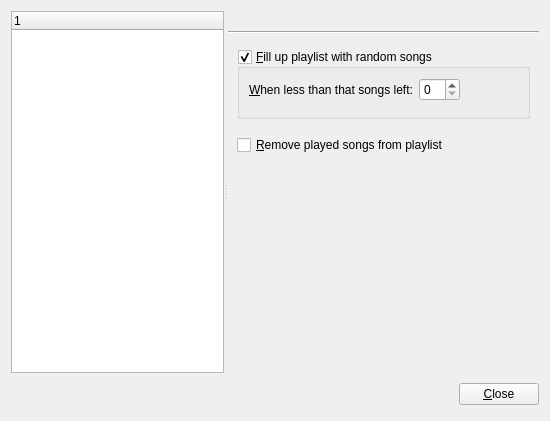
First picture: the form in ui/preferencesdialog.ui, repository Voker57/qmpdclient, before the edit.
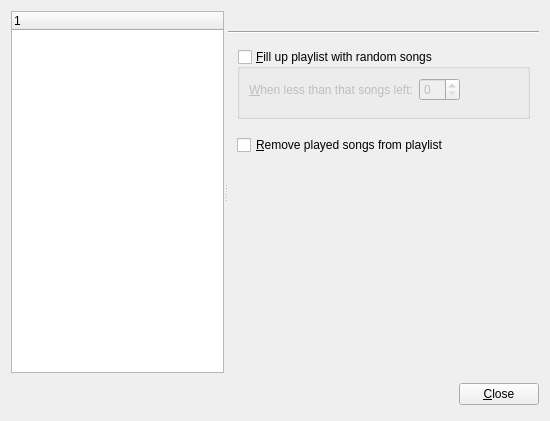
Second picture: the form after the edit. The open tabs and pages were chosen to show the change.

Commit message:
Re-enable Enter action in library
Patch by Ilja Lopatkin
Removed config option, joined with double click [Voker57]

Patch:
```diff
--- a/ui/preferencesdialog.ui
+++ b/ui/preferencesdialog.ui
@@ -936,6 +936,9 @@
              <property name="checkable">
               <bool>true</bool>
              </property>
+             <property name="checked">
+              <bool>false</bool>
+             </property>
              <layout class="QGridLayout">
               <property name="margin">
                <number>9</number>
```
Left out of the diff: 15 changed lines with no effect on the pictures. The commit also changes 2 other files.
